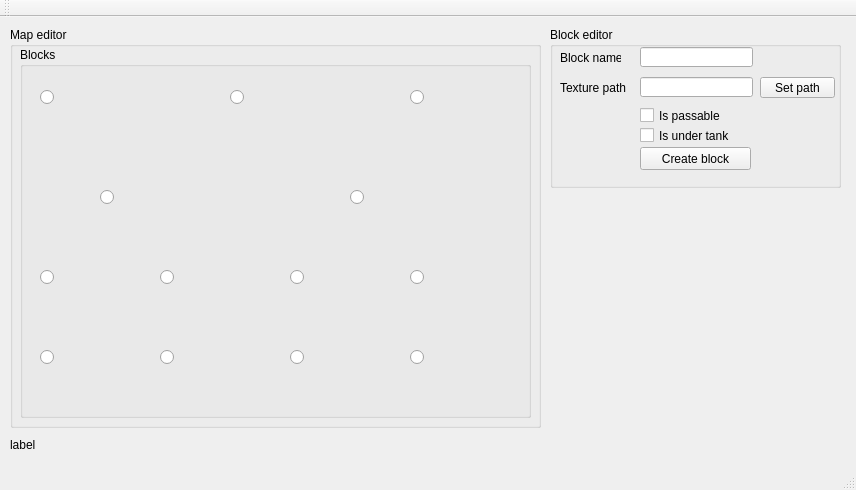
Qt form MapEditor/MapEditor.ui (hardcorych/mapeditor) before a commit.
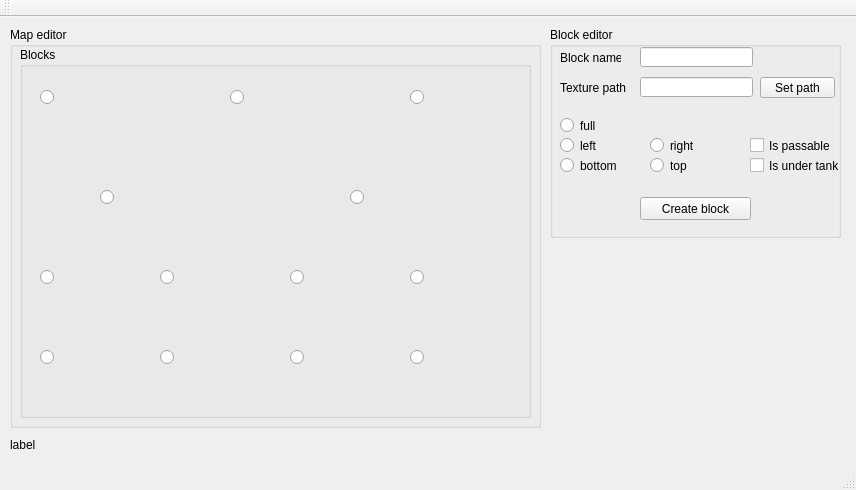
The same form after that commit. Icons and pictures are not drawn.

The edit to the form file:
```diff
--- a/MapEditor/MapEditor.ui
+++ b/MapEditor/MapEditor.ui
@@ -364,7 +364,7 @@
       <x>550</x>
       <y>10</y>
       <width>291</width>
-      <height>161</height>
+      <height>211</height>
      </rect>
     </property>
     <property name="title">
@@ -419,8 +419,8 @@
     <widget class="QCheckBox" name="checkBoxPassability">
      <property name="geometry">
       <rect>
-       <x>90</x>
-       <y>80</y>
+       <x>200</x>
+       <y>110</y>
        <width>81</width>
        <height>17</height>
       </rect>
@@ -432,8 +432,8 @@
     <widget class="QCheckBox" name="checkBoxUnderTank">
      <property name="geometry">
       <rect>
-       <x>90</x>
-       <y>100</y>
+       <x>200</x>
+       <y>130</y>
        <width>91</width>
        <height>17</height>
       </rect>
@@ -459,7 +459,7 @@
      <property name="geometry">
       <rect>
        <x>90</x>
-       <y>120</y>
+       <y>170</y>
        <width>111</width>
        <height>23</height>
       </rect>
@@ -468,6 +468,71 @@
       <string>Create block</string>
      </property>
     </widget>
+    <widget class="QRadioButton" name="radioButton">
+     <property name="geometry">
+      <rect>
+       <x>10</x>
+       <y>90</y>
+       <width>82</width>
+       <height>17</height>
+      </rect>
+     </property>
+     <property name="text">
+      <string>full</string>
+     </property>
+    </widget>
+    <widget class="QRadioButton" name="radioButton_2">
+     <property name="geometry">
+      <rect>
+       <x>10</x>
+       <y>110</y>
+       <width>82</width>
+       <height>17</height>
+      </rect>
+     </property>
+     <property name="text">
+      <string>left</string>
+     </property>
+    </widget>
+    <widget class="QRadioButton" name="radioButton_3">
+     <property name="geometry">
+      <rect>
+       <x>10</x>
+       <y>130</y>
+       <width>82</width>
+       <height>17</height>
+      </rect>
+     </property>
+     <property name="text">
+      <string>bottom</string>
+     </property>
+    </widget>
+    <widget class="QRadioButton" name="radioButton_4">
+     <property name="geometry">
+      <rect>
+       <x>100</x>
+       <y>110</y>
+       <width>82</width>
+       <height>17</height>
+      </rect>
+     </property>
+     <property name="text">
+      <string>right</string>
+     </property>
+    </widget>
+    <widget class="QRadioButton" name="radioButton_5">
+     <property name="geometry">
+      <rect>
+       <x>100</x>
+       <y>130</y>
+       <width>82</width>
+       <height>17</height>
+      </rect>
+     </property>
+     <property name="text">
+      <string>top</string>
+     </property>
+    </widget>
    </widget>
   </widget>
   <widget class="QMenuBar" name="menuBar">
```
